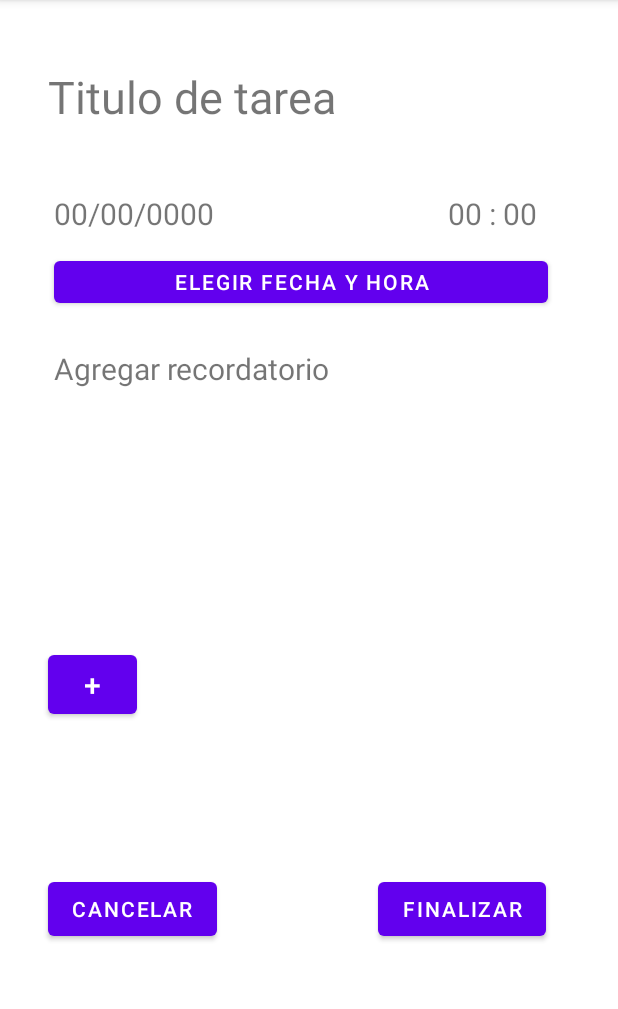
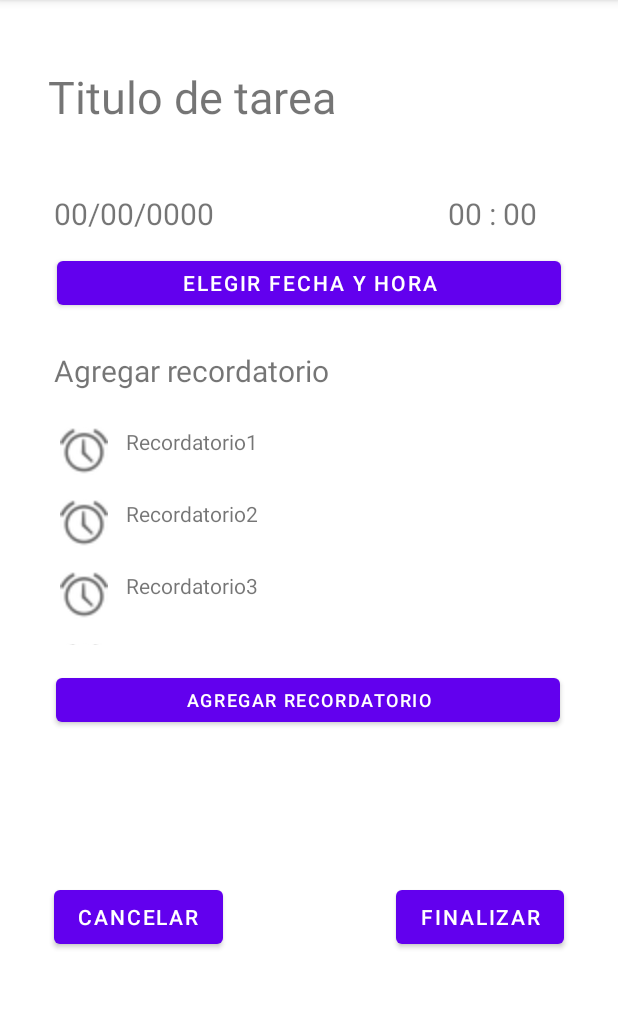
Before and after one commit to Omar65193/Proyecto_notas_1, an Android app: the edit_task screen opened through its navigation route, on a phone screen of 412 x 824 dp, the part 84-1093 px from its top. Run offline under Robolectric (Android 15) with nearby library versions, the light colour scheme and no system bars; our stand-ins replace data binding.

Commit message:
Agregado reecyclerView

```diff
--- a/app/build.gradle
+++ b/app/build.gradle
@@ -60,7 +60,7 @@ dependencies {
     //implementation("org.jetbrains.kotlin:kotlin-gradle-plugin:1.3.72")
     implementation 'com.jakewharton:butterknife:10.0.0'
     annotationProcessor 'com.jakewharton:butterknife-compiler:10.0.0'
-
+    implementation 'androidx.fragment:fragment-ktx:1.6.0-alpha03'
 
 
 }
--- a/app/src/main/java/com/example/proyecto_notas/Add_note.kt
+++ b/app/src/main/java/com/example/proyecto_notas/Add_note.kt
@@ -6,6 +6,7 @@ import android.view.LayoutInflater
 import android.view.View
 import android.view.ViewGroup
 import android.widget.Button
+import android.widget.EditText
 import android.widget.Toast
 import androidx.databinding.DataBindingUtil
 import androidx.navigation.findNavController
@@ -17,6 +18,8 @@ import com.example.proyecto_notas.databinding.FragmentAddNoteBinding
 
 class Add_note : Fragment() {
 
+    var txt_title : EditText? = null
+
 
     override fun onCreateView(
         inflater: LayoutInflater, container: ViewGroup?,
@@ -25,12 +28,15 @@ class Add_note : Fragment() {
         val binding = DataBindingUtil.inflate<FragmentAddNoteBinding>(inflater,
             R.layout.fragment_add_note,container,false)
 
-        var txt_title = binding.edtxtTitle;
+        txt_title = binding.edtxtTitle;
         var sp_note_type = binding.spNoteType;
         binding.btnNext.setOnClickListener{view : View ->
-            if(txt_title.length()>0){
+            if(txt_title!!.length()>0){
 
-                if(!sp_note_type.selectedItemId.toString().equals("0")){
+                if(sp_note_type.selectedItemId.toString().equals("1")){
+                    var bundle = Bundle()
+                    bundle.putString("title", txt_title!!.text.toString())
+                    parentFragmentManager.setFragmentResult("key",bundle)
                     view.findNavController().navigate(R.id.action_add_note_to_edit_task)
                 }else{
                     Toast.makeText(activity, "Debes indicar el tipo de nota", Toast.LENGTH_SHORT).show()
--- a/app/src/main/java/com/example/proyecto_notas/edit_task.kt
+++ b/app/src/main/java/com/example/proyecto_notas/edit_task.kt
@@ -10,7 +10,10 @@ import android.view.View
 import android.view.ViewGroup
 import android.widget.*
 import androidx.fragment.app.Fragment
+import androidx.fragment.app.setFragmentResultListener
 import androidx.navigation.findNavController
+import androidx.recyclerview.widget.LinearLayoutManager
+import androidx.recyclerview.widget.RecyclerView
 import java.text.SimpleDateFormat
 import java.util.*
 
@@ -20,6 +23,7 @@ class edit_task : Fragment() {
 
     var textview_date: TextView? = null
     var cal = Calendar.getInstance()
+    val root : View? = null
     override fun onCreateView(
         inflater: LayoutInflater, container: ViewGroup?,
         savedInstanceState: Bundle?
@@ -27,10 +31,18 @@ class edit_task : Fragment() {
         // Inflate the layout for this fragment
 
 
+
         val root = inflater.inflate(R.layout.fragment_edit_task, container, false)
         val btn_date = root.findViewById<Button>(R.id.btn_date)
         textview_date = root.findViewById(R.id.textview_date)
         var txt_hour = root.findViewById<TextView>(R.id.txt_hour)
+
+
+
+        setFragmentResultListener("key") { requestKey, bundle ->
+            val result = bundle.getString("title")
+            root.findViewById<TextView>(R.id.txt_title_edit_task).text = result.toString()
+        }
 
         root.findViewById<Button>(R.id.btn_cancel_edit_task).setOnClickListener{ view : View ->
             view.findNavController().navigate(R.id.action_edit_task_to_add_note)
@@ -46,7 +58,7 @@ class edit_task : Fragment() {
             }
         }
 
-        // Get Current Time
+
 
         var mHour = cal.get(Calendar.HOUR_OF_DAY);
         var mMinute = cal.get(Calendar.MINUTE);
@@ -58,14 +70,6 @@ class edit_task : Fragment() {
                 //lastSelectedMinute = minute
             }
 
-        // Launch Time Picker Dialog
-        /*
-         btn_date.setOnClickListener(object : View.OnClickListener {
-             override fun onClick(view: View) {
-
-             }
-         })
-        */
 
         btn_date.setOnClickListener(object : View.OnClickListener {
             override fun onClick(view: View) {
@@ -84,9 +88,18 @@ class edit_task : Fragment() {
 
         })
 
+        val rv = root?.findViewById<RecyclerView>(R.id.rv_reminders)
+        val lista = listOf<String>("Recordatorio1","Recordatorio2","Recordatorio3","Recordatorio4")
+        rv?.adapter = reminder_adapter(lista)
+        rv?.layoutManager = LinearLayoutManager(this@edit_task.requireContext())
+
+
+
 
         return root.rootView
     }
+
+
     private fun updateDateInView() {
         val myFormat = "MM/dd/yyyy" // mention the format you need
         val sdf = SimpleDateFormat(myFormat, Locale.US)
--- /dev/null
+++ b/app/src/main/java/com/example/proyecto_notas/reminder_adapter.kt
@@ -0,0 +1,32 @@
+package com.example.proyecto_notas
+
+import android.view.LayoutInflater
+import android.view.View
+import androidx.recyclerview.widget.RecyclerView
+import android.view.ViewGroup
+import android.widget.TextView
+
+class reminder_adapter(val reminders: List<String>): RecyclerView.Adapter<reminder_adapter.ViewHolder>(){
+
+    class ViewHolder(v : View) : RecyclerView.ViewHolder(v){
+        var name : TextView
+        init{
+            name = v.findViewById(R.id.row_name)
+        }
+    }
+
+    override fun onCreateViewHolder(parent: ViewGroup, viewType: Int): ViewHolder {
+        val v = LayoutInflater.from(parent.context).inflate(R.layout.reminder_row, parent, false)
+        return ViewHolder(v)
+    }
+
+    override fun onBindViewHolder(holder: ViewHolder, position: Int) {
+        val p = reminders[position]
+        holder.name.text = p.toString()
+    }
+
+    override fun getItemCount(): Int {
+        return reminders.size
+    }
+
+}
--- a/app/src/main/res/layout/fragment_edit_task.xml
+++ b/app/src/main/res/layout/fragment_edit_task.xml
@@ -13,7 +13,7 @@
             android:id="@+id/btn_cancel_edit_task"
             android:layout_width="wrap_content"
             android:layout_height="wrap_content"
-            android:layout_marginStart="32dp"
+            android:layout_marginStart="36dp"
             android:layout_marginTop="100dp"
             android:text="@string/Cancel"
             app:layout_constraintStart_toStartOf="parent"
@@ -24,20 +24,18 @@
             android:layout_width="wrap_content"
             android:layout_height="wrap_content"
             android:layout_marginTop="100dp"
-            android:layout_marginEnd="48dp"
+            android:layout_marginEnd="36dp"
             android:text="@string/done"
             app:layout_constraintEnd_toEndOf="parent"
-            app:layout_constraintHorizontal_bias="1.0"
-            app:layout_constraintStart_toEndOf="@+id/btn_cancel_edit_task"
             app:layout_constraintTop_toBottomOf="@+id/button" />
 
         <Button
             android:id="@+id/btn_date"
-            android:layout_width="329dp"
-            android:layout_height="40dp"
-            android:layout_marginStart="36dp"
+            android:layout_width="336dp"
+            android:layout_height="41dp"
             android:layout_marginTop="12dp"
             android:text="@string/btn_date"
+            app:layout_constraintEnd_toEndOf="parent"
             app:layout_constraintStart_toStartOf="parent"
             app:layout_constraintTop_toBottomOf="@+id/textview_date" />
 
@@ -50,7 +48,7 @@
             android:text="00/00/0000"
             android:textSize="20sp"
             app:layout_constraintStart_toStartOf="parent"
-            app:layout_constraintTop_toBottomOf="@+id/textView8" />
+            app:layout_constraintTop_toBottomOf="@+id/txt_title_edit_task" />
 
         <TextView
             android:id="@+id/txt_hour"
@@ -61,10 +59,10 @@
             android:text="00 : 00"
             android:textSize="20sp"
             app:layout_constraintStart_toEndOf="@+id/textview_date"
-            app:layout_constraintTop_toBottomOf="@+id/textView8" />
+            app:layout_constraintTop_toBottomOf="@+id/txt_title_edit_task" />
 
         <TextView
-            android:id="@+id/textView8"
+            android:id="@+id/txt_title_edit_task"
             android:layout_width="wrap_content"
             android:layout_height="wrap_content"
             android:layout_marginStart="32dp"
@@ -87,28 +85,23 @@
 
         <Button
             android:id="@+id/button"
-            android:layout_width="59dp"
-            android:layout_height="51dp"
-            android:layout_marginStart="32dp"
-            android:layout_marginTop="20dp"
-            android:text="+"
-            android:textSize="20sp"
+            android:layout_width="336dp"
+            android:layout_height="41dp"
+            android:layout_marginTop="16dp"
+            android:text="Agregar recordatorio"
+            android:textSize="12sp"
+            app:layout_constraintEnd_toEndOf="parent"
+            app:layout_constraintHorizontal_bias="0.493"
             app:layout_constraintStart_toStartOf="parent"
-            app:layout_constraintTop_toBottomOf="@+id/scrollView3" />
+            app:layout_constraintTop_toBottomOf="@+id/rv_reminders" />
 
-        <ScrollView
-            android:id="@+id/scrollView3"
-            android:layout_width="334dp"
-            android:layout_height="139dp"
-            android:layout_marginStart="32dp"
-            android:layout_marginTop="12dp"
+        <androidx.recyclerview.widget.RecyclerView
+            android:id="@+id/rv_reminders"
+            android:layout_width="325dp"
+            android:layout_height="153dp"
+            android:layout_marginStart="36dp"
+            android:layout_marginTop="16dp"
             app:layout_constraintStart_toStartOf="parent"
-            app:layout_constraintTop_toBottomOf="@+id/textView9">
-
-            <LinearLayout
-                android:layout_width="match_parent"
-                android:layout_height="wrap_content"
-                android:orientation="vertical" />
-        </ScrollView>
+            app:layout_constraintTop_toBottomOf="@+id/textView9" />
     </androidx.constraintlayout.widget.ConstraintLayout>
 </layout>
--- /dev/null
+++ b/app/src/main/res/layout/reminder_row.xml
@@ -0,0 +1,29 @@
+<?xml version="1.0" encoding="utf-8"?>
+<androidx.constraintlayout.widget.ConstraintLayout xmlns:android="http://schemas.android.com/apk/res/android"
+    xmlns:app="http://schemas.android.com/apk/res-auto"
+    xmlns:tools="http://schemas.android.com/tools"
+    android:layout_width="wrap_content"
+    android:layout_height="wrap_content"
+    android:paddingBottom="8dp">
+
+    <ImageView
+        android:id="@+id/row_clock"
+        android:layout_width="32dp"
+        android:layout_height="32dp"
+        android:layout_marginStart="4dp"
+        android:layout_marginTop="8dp"
+        app:layout_constraintStart_toStartOf="parent"
+        app:layout_constraintTop_toTopOf="parent"
+        app:srcCompat="@android:drawable/ic_lock_idle_alarm" />
+
+    <TextView
+        android:id="@+id/row_name"
+        android:layout_width="wrap_content"
+        android:layout_height="wrap_content"
+        android:layout_marginStart="12dp"
+        android:text="TextView"
+        app:layout_constraintBottom_toBottomOf="@+id/row_clock"
+        app:layout_constraintStart_toEndOf="@+id/row_clock"
+        app:layout_constraintTop_toTopOf="@+id/row_clock"
+        app:layout_constraintVertical_bias="0.0" />
+</androidx.constraintlayout.widget.ConstraintLayout>
```
